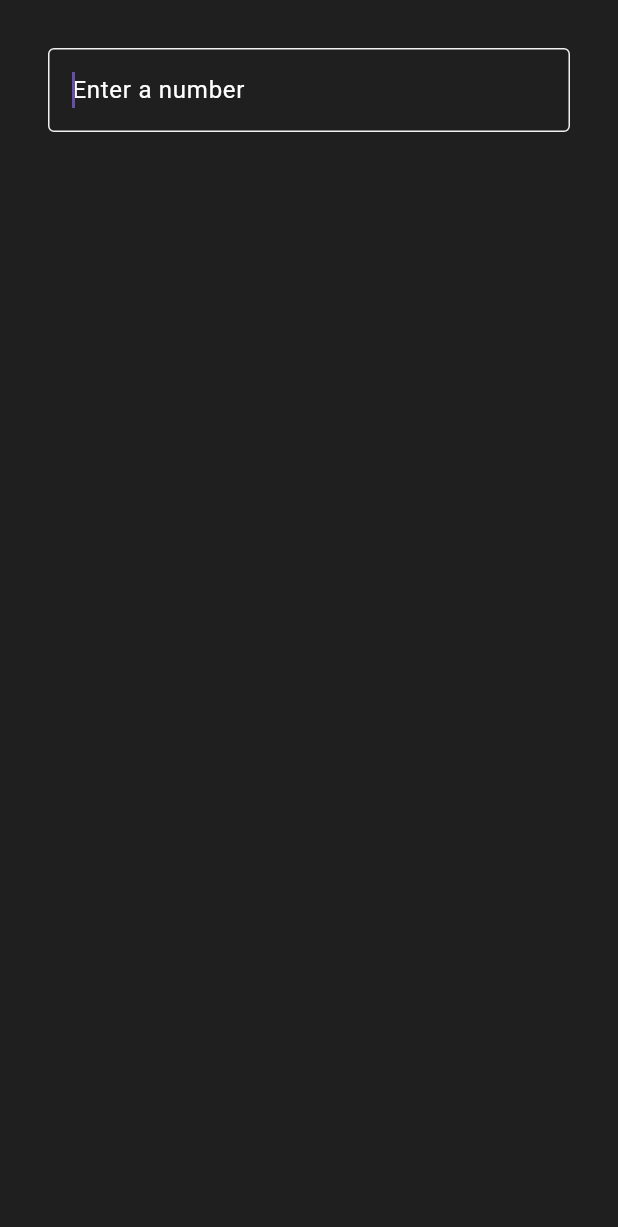
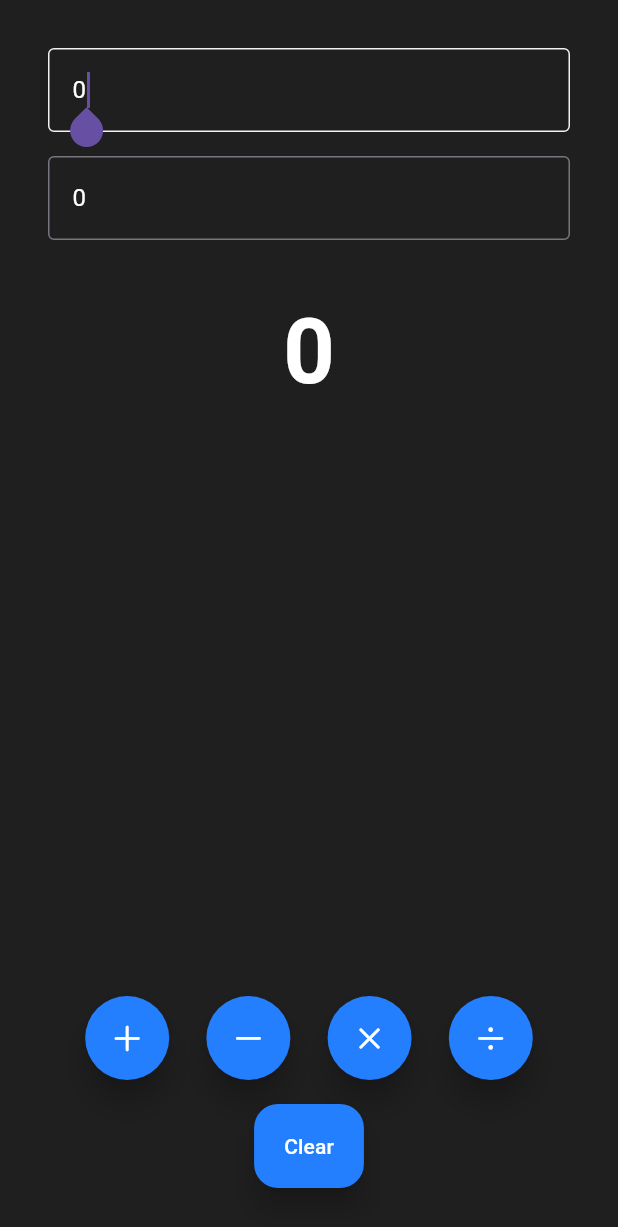
Before and after one commit to sanglap13/flutter-basics, a Flutter app: the screen it shows after launch, on a phone screen of 412 x 824 dp. Shown: the top 1227 px of the screen. Run offline on Flutter 3.47's test engine with Material 3 defaults, Android fonts, the phone set to English and light mode, and no system bars.

Commit message:
feat: add calculate and clear feature

```diff
--- a/lib/views/calculator_view.dart
+++ b/lib/views/calculator_view.dart
@@ -1,16 +1,188 @@
+import 'package:flutter/cupertino.dart';
 import 'package:flutter/material.dart';
 
-class CalculatorView extends StatelessWidget {
+class CalculatorView extends StatefulWidget {
   const CalculatorView({super.key});
+
+
+
+  @override
+  State<CalculatorView> createState() => _CalculatorViewState();
+}
+
+class _CalculatorViewState extends State<CalculatorView> {
+
+  int firstNumber = 0;
+  int secondNumber = 0;
+  num result = 0;
+
+  final displayOneController = TextEditingController();
+  final displayTwoController = TextEditingController();
+
+   late final AppLifecycleListener _listener;
+
+  @override
+  void initState() {
+    // TODO: implement initState
+    super.initState();
+    displayOneController.text = firstNumber.toString();
+    displayTwoController.text = secondNumber.toString();
+
+    _listener = AppLifecycleListener(
+      onShow: _onShow,
+      onHide: _onHide,
+      onResume: _onResume,
+      onDetach: _onDetach,
+      onInactive: _onInactive,
+      onPause: _onPause,
+      onRestart: _onRestart,
+      onStateChange: _onStateChange,
+      // onExitRequested: _onExitRequested,
+    );
+  }
+
+  @override
+  void dispose() {
+    displayOneController.dispose();
+    displayTwoController.dispose();
+    _listener.dispose();
+    super.dispose();
+  }
+
+   void _onShow() { print("onShow"); }
+  void _onHide() { print("onHide"); }
+  void _onResume() { print("onResume"); }
+  void _onDetach() { print("onDetach"); }
+  void _onInactive() { print("onInactive"); }
+  void _onPause() { print("onPause"); }
+  void _onRestart() { print("onRestart"); }
+  void _onStateChange(AppLifecycleState state) {
+    print("onStateChange: $state");
+  }
 
   @override
   Widget build(BuildContext context) {
     return Padding(
-      padding: const EdgeInsets.all(32.0),
-      child: const Column(
+      padding: EdgeInsets.all(32.0),
+      child: Column(
         children: [
           //Calculator Display
-          TextField(
+         CalculatorDisplay(hint: "Enter 1st number", controller: displayOneController),
+
+         SizedBox(height: 16.0),
+
+         CalculatorDisplay(hint: "Enter 2nd number", controller: displayTwoController),
+
+         const SizedBox(
+            height: 32.0,
+         ),
+
+         Text(
+          result.toString(),
+          style: TextStyle(
+            color: Colors.white,
+            fontSize: 60.0,
+            fontWeight: FontWeight.bold
+          ),
+         ),
+
+         Spacer(),
+
+         Row(
+          mainAxisAlignment: MainAxisAlignment.spaceEvenly,
+           children: [
+            FloatingActionButton(
+              shape: CircleBorder(),
+              elevation: 8.0,
+              backgroundColor: const Color(0xFF247FFF),
+              onPressed: () {
+                setState(() {
+                   result = num.tryParse(displayOneController.text)! + num.tryParse(displayTwoController.text)!;
+                });
+              },
+              child: const Icon(CupertinoIcons.add ,
+              color: Colors.white),
+            ),
+            FloatingActionButton(
+              shape: CircleBorder(),
+              elevation: 8.0,
+            backgroundColor: const Color(0xFF247FFF),
+              onPressed: () {
+                setState(() {
+                   result = num.tryParse(displayOneController.text)! - num.tryParse(displayTwoController.text)!;
+                });
+              },
+              child: const Icon(CupertinoIcons.minus,
+               color: Colors.white),
+            ),
+            FloatingActionButton(
+              shape: CircleBorder(),
+              elevation: 8.0,
+             backgroundColor: const Color(0xFF247FFF),
+              onPressed: () {
+                setState(() {
+                   result = num.tryParse(displayOneController.text)! * num.tryParse(displayTwoController.text)!;
+                });
+              },
+              child: const Icon(CupertinoIcons.multiply,
+               color: Colors.white),
+            ),
+            FloatingActionButton(
+              shape: CircleBorder(),
+              elevation: 8.0,
+             backgroundColor: const Color(0xFF247FFF),
+              onPressed: () {
+                setState(() {
+                   result = num.tryParse(displayOneController.text)! / num.tryParse(displayTwoController.text)!;
+                });
+              },
+              child: const Icon(CupertinoIcons.divide,
+               color: Colors.white),
+            ),
+           ]),
+
+            const SizedBox(
+              height: 16.0,
+            ),
+
+           FloatingActionButton.extended(
+             elevation: 8.0,
+             backgroundColor: const Color(0xFF247FFF),
+            onPressed:() {
+              setState(() {
+                displayOneController.clear();
+                displayTwoController.clear();
+                result = 0;
+                firstNumber = 0;
+                secondNumber = 0;
+              });
+            } ,
+            label: const Text("Clear",
+            style: TextStyle(
+              color: Colors.white
+            ),
+            ),
+           )
+
+          //Expand
+          //Calculator Buttons
+        ],
+      ),
+    );
+  }
+}
+
+
+class CalculatorDisplay extends StatelessWidget {
+  const CalculatorDisplay({super.key, this.hint = "Enter a number", required this.controller});
+
+  final String? hint;
+  final TextEditingController controller;
+
+  @override
+  Widget build(BuildContext context) {
+    return  TextField(
+      controller: controller,
             keyboardType: TextInputType.number,
             autofocus: true,
             keyboardAppearance: Brightness.dark,
@@ -29,16 +201,11 @@ class CalculatorView extends StatelessWidget {
                   color: Colors.white
                   )
               ),
-              hintText: "Enter a number",
+              hintText: hint,
               hintStyle: TextStyle(
                 color: Colors.white
               )
             ),
-          )
-          //Expand
-          //Calculator Buttons
-        ],
-      ),
-    );
+          );
   }
 }
```
